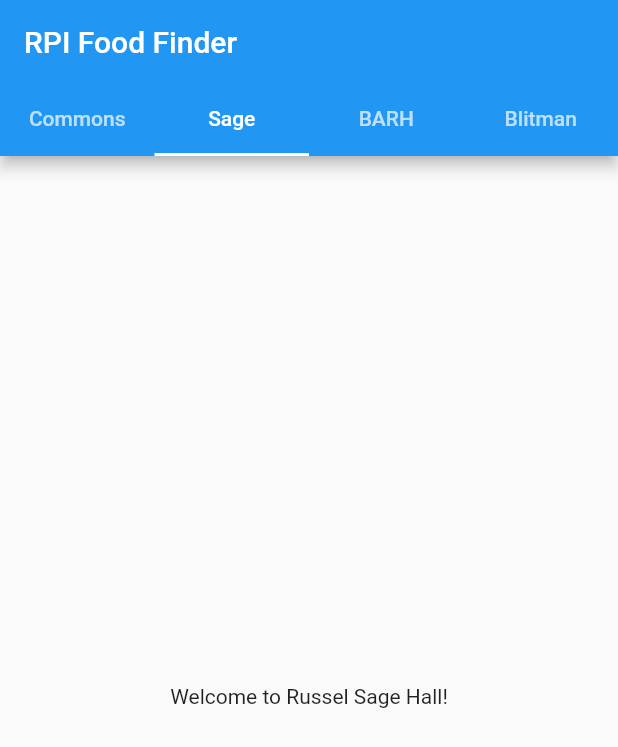
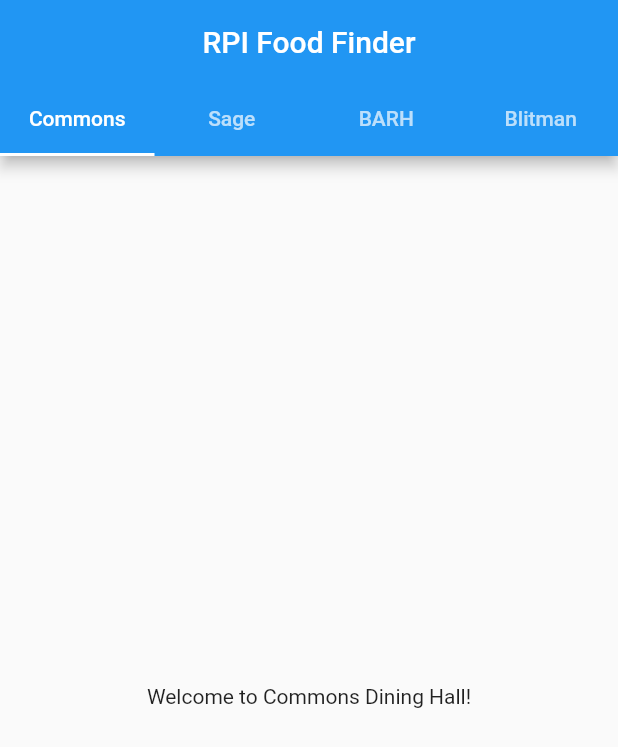
Before and after one commit to Tripplenut/RPIFoodFinder, a Flutter app: the screen it shows after launch, on a phone screen of 412 x 824 dp. Shown: the top 747 px of the screen. Run offline on Flutter 3.47's test engine with Material 2 defaults, Android fonts, the phone set to English and light mode, and no system bars.

Commit message:
Touch ups to tab bar

```diff
--- a/src/lib/main.dart
+++ b/src/lib/main.dart
@@ -9,21 +9,22 @@ class MainApp extends StatelessWidget {
 
   @override
   Widget build(BuildContext context) {
-    return const MaterialApp(home: MainAppBar());
+    return const MaterialApp(home: AppHome());
   }
 }
 
-class MainAppBar extends StatelessWidget {
-  const MainAppBar({super.key});
-
+class AppHome extends StatelessWidget {
+  const AppHome({super.key});
   @override
   Widget build(BuildContext context) {
     return DefaultTabController(
-      initialIndex: 1,
-      length: 3,
+      initialIndex: 0,
+      length: 4,
       child: Scaffold(
           appBar: AppBar(
-            title: const Text("RPI Food Finder"),
+            title: const Center(
+              child: Text("RPI Food Finder"),
+            ),
             bottom: const TabBar(tabs: <Widget>[
               Tab(
                 text: "Commons",
```
